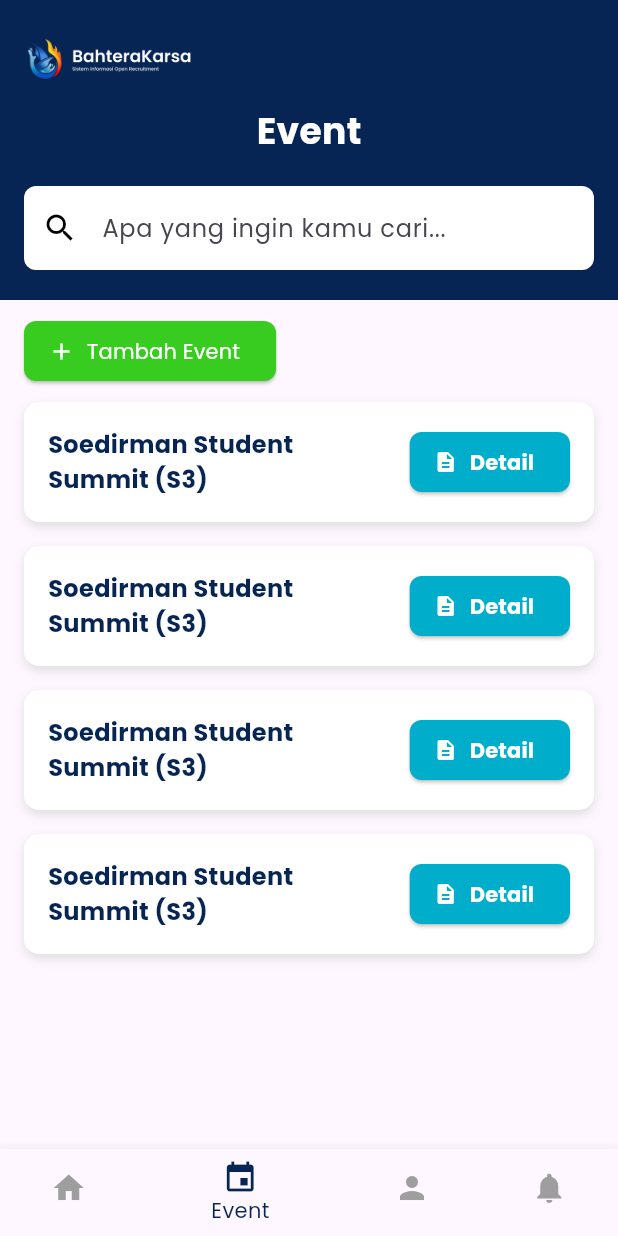
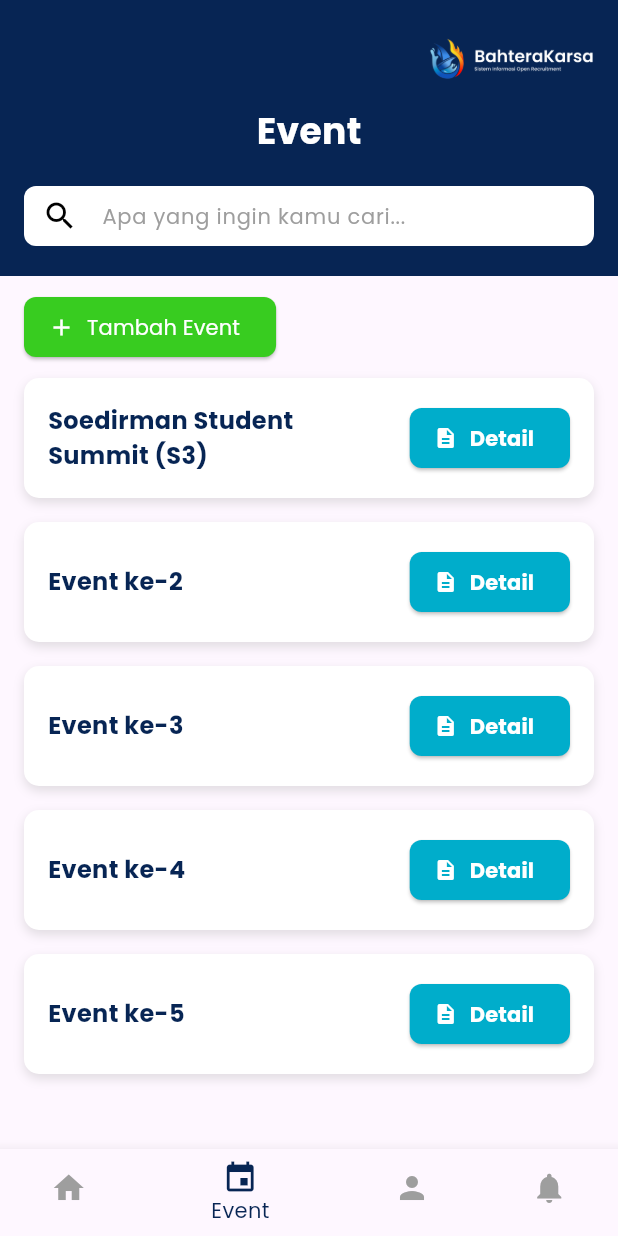
Before and after one commit to akzuha/sirek-mobile, a Flutter app: the EventPage screen opened by its route, on a phone screen of 412 x 824 dp. Run offline on Flutter 3.47's test engine with Material 3 defaults, Android fonts, the phone set to English and light mode, and no system bars; our stand-ins replace file_picker, shared_preferences; accounts and stored records are empty.

Commit message:
update event admin

```diff
--- a/lib/admin/event_page.dart
+++ b/lib/admin/event_page.dart
@@ -18,11 +18,13 @@ class EventPage extends StatelessWidget {
             child: Column(
               crossAxisAlignment: CrossAxisAlignment.start,
               children: [
-                // Logo
+                // Logo di sebelah kanan
                 Row(
+                  mainAxisAlignment: MainAxisAlignment.spaceBetween,
                   children: [
+                    const SizedBox(), // Spacer untuk memindahkan logo ke kanan
                     Image.asset(
-                      'images/iconsirek.png', // Logo di kiri
+                      'images/iconsirek.png', // Logo di kanan
                       height: 40,
                     ),
                   ],
@@ -42,13 +44,24 @@ class EventPage extends StatelessWidget {
                 ),
                 const SizedBox(height: 20),
 
-                // Search Bar
+                // Search Bar diperkecil
                 TextField(
                   decoration: InputDecoration(
                     hintText: "Apa yang ingin kamu cari...",
+                    hintStyle: const TextStyle(
+                      fontSize: 14, // Ukuran teks placeholder lebih kecil
+                      color: Colors.grey,
+                    ),
                     prefixIcon: const Icon(Icons.search, color: Colors.black),
                     filled: true,
                     fillColor: Colors.white,
+                    contentPadding: const EdgeInsets.symmetric(
+                      vertical: 8, // Tinggi padding sangat kecil
+                      horizontal: 12,
+                    ),
+                    constraints: const BoxConstraints(
+                      maxHeight: 40, // Atur tinggi maksimum Search Bar
+                    ),
                     border: OutlineInputBorder(
                       borderRadius: BorderRadius.circular(8),
                       borderSide: BorderSide.none,
@@ -59,12 +72,18 @@ class EventPage extends StatelessWidget {
             ),
           ),
 
+          // ListView Event dengan Tombol Tambah di atas
+          Expanded(
+            child: ListView.builder(
+              padding: const EdgeInsets.symmetric(horizontal: 16, vertical: 10),
+              itemCount: 5, // Jumlah event
+              itemBuilder: (context, index) {
+                // Tambahkan tombol "Tambah Event" hanya di bagian atas
+                if (index == 0) {
+                  return Column(
+                    crossAxisAlignment: CrossAxisAlignment.start,
+                    children: [
                       // Tombol Tambah Event
-          Padding(
-            padding: const EdgeInsets.symmetric(horizontal: 16, vertical: 10),
-            child: Row(
-              mainAxisAlignment: MainAxisAlignment.start,
-              children: [
                       ElevatedButton.icon(
                         onPressed: () {
                           // Navigasi ke halaman Tambah Event
@@ -86,20 +105,21 @@ class EventPage extends StatelessWidget {
                           ),
                         ),
                       ),
+                      const SizedBox(height: 10), // Jarak setelah tombol
+                      // Event Card Pertama
+                      _eventCard(
+                        context,
+                        eventName: "Soedirman Student Summit (S3)",
+                      ),
                     ],
-            ),
-          ),
-
-          // ListView Event
-          Expanded(
-            child: ListView.builder(
-              padding: const EdgeInsets.symmetric(horizontal: 16),
-              itemCount: 4, // Jumlah event
-              itemBuilder: (context, index) {
+                  );
+                } else {
+                  // Event Card berikutnya
                   return _eventCard(
                     context,
-                  eventName: "Soedirman Student Summit (S3)",
+                    eventName: "Event ke-${index + 1}",
                   );
+                }
               },
             ),
           ),
```
Also changed, not shown: 1 other file. Lines whose indentation alone changed are shown as unchanged.
